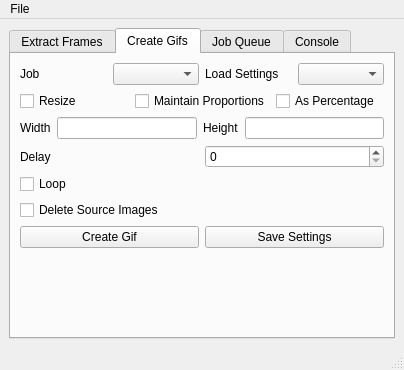
Before: the Qt Designer form data/screen.ui in KaiAPaulhus/GifExtract, drawn with Qt 5.
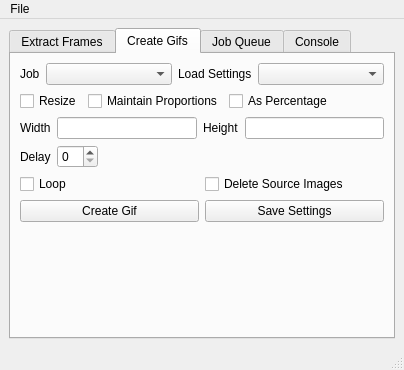
After: the same form once the commit is applied. The open tabs and pages were chosen to show the change.

Commit message: Reorganized the interface functions for easier searching and debugging.

```diff
--- a/data/screen.ui
+++ b/data/screen.ui
@@ -313,7 +313,14 @@
            </widget>
           </item>
           <item>
-           <widget class="QComboBox" name="cmb_job"/>
+           <widget class="QComboBox" name="cmb_job">
+            <property name="sizePolicy">
+             <sizepolicy hsizetype="Expanding" vsizetype="Fixed">
+              <horstretch>0</horstretch>
+              <verstretch>0</verstretch>
+             </sizepolicy>
+            </property>
+           </widget>
           </item>
           <item>
            <widget class="QLabel" name="label_9">
@@ -323,7 +330,14 @@
            </widget>
           </item>
           <item>
-           <widget class="QComboBox" name="cmb_loadgifsettings"/>
+           <widget class="QComboBox" name="cmb_loadgifsettings">
+            <property name="sizePolicy">
+             <sizepolicy hsizetype="Expanding" vsizetype="Fixed">
+              <horstretch>0</horstretch>
+              <verstretch>0</verstretch>
+             </sizepolicy>
+            </property>
+           </widget>
           </item>
          </layout>
         </item>
@@ -355,6 +369,19 @@
               </property>
              </widget>
             </item>
+            <item>
+             <spacer name="horizontalSpacer_2">
+              <property name="orientation">
+               <enum>Qt::Horizontal</enum>
+              </property>
+              <property name="sizeHint" stdset="0">
+               <size>
+                <width>40</width>
+                <height>20</height>
+               </size>
+              </property>
+             </spacer>
+            </item>
            </layout>
           </item>
           <item>
@@ -395,8 +422,23 @@
           <item>
            <widget class="QSpinBox" name="spin_delay"/>
           </item>
+          <item>
+           <spacer name="horizontalSpacer_3">
+            <property name="orientation">
+             <enum>Qt::Horizontal</enum>
+            </property>
+            <property name="sizeHint" stdset="0">
+             <size>
+              <width>40</width>
+              <height>20</height>
+             </size>
+            </property>
+           </spacer>
+          </item>
          </layout>
         </item>
+        <item>
+         <layout class="QHBoxLayout" name="horizontalLayout_17">
         <item>
          <widget class="QCheckBox" name="check_gif_loop">
           <property name="text">
@@ -411,6 +453,8 @@
           </property>
          </widget>
         </item>
+         </layout>
+        </item>
         <item>
          <layout class="QHBoxLayout" name="horizontalLayout_16">
           <item>
@@ -437,7 +481,7 @@
           <property name="sizeHint" stdset="0">
            <size>
             <width>20</width>
-            <height>76</height>
+            <height>94</height>
            </size>
           </property>
          </spacer>
```
Left out of the diff: 2 changed lines with no effect on the pictures. Lines whose indentation alone changed are shown as unchanged. The commit also changes 7 other files.
